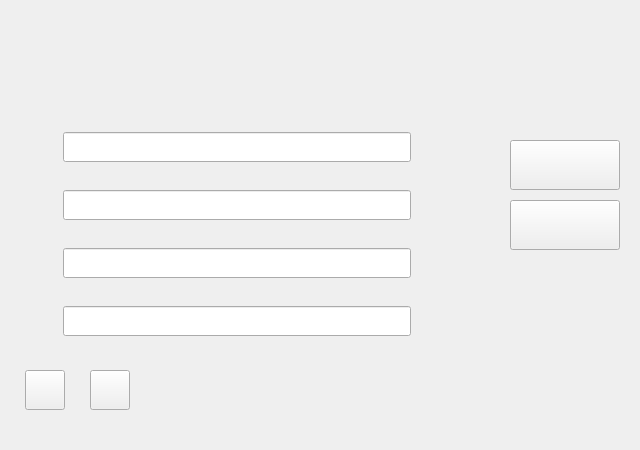
First picture: the form in MGAWithSQL/dbconnectform.ui, repository amirtosson/MGAConnect, before the edit.
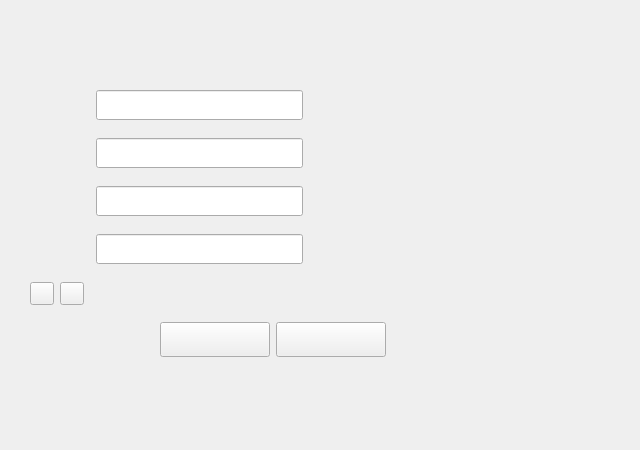
Second picture: the form after the edit.

```diff
--- a/MGAWithSQL/dbconnectform.ui
+++ b/MGAWithSQL/dbconnectform.ui
@@ -22,18 +22,46 @@
   <property name="layoutDirection">
    <enum>Qt::LeftToRight</enum>
   </property>
-  <widget class="QWidget" name="gridLayoutWidget">
+  <widget class="QWidget" name="databaseIconWidget" native="true">
+   <property name="geometry">
+    <rect>
+     <x>30</x>
+     <y>320</y>
+     <width>100</width>
+     <height>120</height>
+    </rect>
+   </property>
+  </widget>
+  <widget class="QLabel" name="dbFormLabel">
    <property name="geometry">
     <rect>
      <x>10</x>
-     <y>100</y>
-     <width>441</width>
-     <height>261</height>
+     <y>10</y>
+     <width>620</width>
+     <height>50</height>
     </rect>
    </property>
-   <layout class="QGridLayout" name="gridLayout" columnstretch="0,0,1,0" columnminimumwidth="0,0,0,0">
+   <property name="layoutDirection">
+    <enum>Qt::LeftToRight</enum>
+   </property>
+   <property name="text">
+    <string/>
+   </property>
+  </widget>
+  <widget class="QWidget" name="enteriesWidget" native="true">
+   <property name="geometry">
+    <rect>
+     <x>30</x>
+     <y>80</y>
+     <width>480</width>
+     <height>225</height>
+    </rect>
+   </property>
+   <layout class="QVBoxLayout" name="enteriesLayout">
+    <item>
+     <layout class="QGridLayout" name="gridLayout" rowstretch="0,0,0,0,0,0,0,0" columnstretch="0,0,0,0,0,0">
     <property name="sizeConstraint">
-     <enum>QLayout::SetDefaultConstraint</enum>
+       <enum>QLayout::SetNoConstraint</enum>
     </property>
     <property name="topMargin">
      <number>10</number>
@@ -41,49 +69,7 @@
     <property name="verticalSpacing">
      <number>6</number>
     </property>
-    <item row="3" column="1">
-     <spacer name="horizontalSpacer_2">
-      <property name="orientation">
-       <enum>Qt::Horizontal</enum>
-      </property>
-      <property name="sizeType">
-       <enum>QSizePolicy::Fixed</enum>
-      </property>
-      <property name="sizeHint" stdset="0">
-       <size>
-        <width>40</width>
-        <height>20</height>
-       </size>
-      </property>
-     </spacer>
-    </item>
-    <item row="1" column="2">
-     <widget class="QLineEdit" name="DBNameTextBox">
-      <property name="minimumSize">
-       <size>
-        <width>0</width>
-        <height>30</height>
-       </size>
-      </property>
-      <property name="placeholderText">
-       <string/>
-      </property>
-      <property name="clearButtonEnabled">
-       <bool>true</bool>
-      </property>
-     </widget>
-    </item>
-    <item row="4" column="0">
-     <widget class="QLabel" name="bdPwdLabel">
-      <property name="focusPolicy">
-       <enum>Qt::NoFocus</enum>
-      </property>
-      <property name="text">
-       <string/>
-      </property>
-     </widget>
-    </item>
-    <item row="1" column="0">
+      <item row="0" column="0">
      <widget class="QLabel" name="bdNameLabel">
       <property name="focusPolicy">
        <enum>Qt::NoFocus</enum>
@@ -93,70 +79,8 @@
       </property>
      </widget>
     </item>
-    <item row="4" column="1">
-     <spacer name="horizontalSpacer_3">
-      <property name="orientation">
-       <enum>Qt::Horizontal</enum>
-      </property>
-      <property name="sizeType">
-       <enum>QSizePolicy::Fixed</enum>
-      </property>
-      <property name="sizeHint" stdset="0">
-       <size>
-        <width>40</width>
-        <height>20</height>
-       </size>
-      </property>
-     </spacer>
-    </item>
-    <item row="2" column="0">
-     <widget class="QLabel" name="bdURILabel">
-      <property name="focusPolicy">
-       <enum>Qt::NoFocus</enum>
-      </property>
-      <property name="text">
-       <string/>
-      </property>
-     </widget>
-    </item>
-    <item row="3" column="2">
-     <widget class="QLineEdit" name="DBUserNameTextBox">
-      <property name="minimumSize">
-       <size>
-        <width>0</width>
-        <height>30</height>
-       </size>
-      </property>
-      <property name="placeholderText">
-       <string/>
-      </property>
-      <property name="clearButtonEnabled">
-       <bool>true</bool>
-      </property>
-     </widget>
-    </item>
-    <item row="3" column="0">
-     <widget class="QLabel" name="bdUserNameLabel">
-      <property name="focusPolicy">
-       <enum>Qt::NoFocus</enum>
-      </property>
-      <property name="text">
-       <string/>
-      </property>
-     </widget>
-    </item>
     <item row="4" column="2">
-     <widget class="QLineEdit" name="DBPwdTextBox">
-      <property name="minimumSize">
-       <size>
-        <width>0</width>
-        <height>30</height>
-       </size>
-      </property>
-     </widget>
-    </item>
-    <item row="1" column="1">
-     <spacer name="horizontalSpacer">
+       <spacer name="horizontalSpacer_2">
       <property name="orientation">
        <enum>Qt::Horizontal</enum>
       </property>
@@ -172,19 +96,6 @@
      </spacer>
     </item>
     <item row="2" column="2">
-     <widget class="QLineEdit" name="DBURITextBox">
-      <property name="minimumSize">
-       <size>
-        <width>0</width>
-        <height>30</height>
-       </size>
-      </property>
-      <property name="clearButtonEnabled">
-       <bool>true</bool>
-      </property>
-     </widget>
-    </item>
-    <item row="2" column="1">
      <spacer name="horizontalSpacer_7">
       <property name="orientation">
        <enum>Qt::Horizontal</enum>
@@ -200,7 +111,69 @@
       </property>
      </spacer>
     </item>
-    <item row="1" column="3">
+      <item row="1" column="2">
+       <spacer name="verticalSpacer">
+        <property name="orientation">
+         <enum>Qt::Vertical</enum>
+        </property>
+        <property name="sizeHint" stdset="0">
+         <size>
+          <width>20</width>
+          <height>40</height>
+         </size>
+        </property>
+       </spacer>
+      </item>
+      <item row="6" column="5">
+       <spacer name="horizontalSpacer_5">
+        <property name="orientation">
+         <enum>Qt::Horizontal</enum>
+        </property>
+        <property name="sizeHint" stdset="0">
+         <size>
+          <width>40</width>
+          <height>20</height>
+         </size>
+        </property>
+       </spacer>
+      </item>
+      <item row="4" column="5">
+       <spacer name="horizontalSpacer_4">
+        <property name="orientation">
+         <enum>Qt::Horizontal</enum>
+        </property>
+        <property name="sizeHint" stdset="0">
+         <size>
+          <width>40</width>
+          <height>20</height>
+         </size>
+        </property>
+       </spacer>
+      </item>
+      <item row="3" column="2">
+       <spacer name="verticalSpacer_2">
+        <property name="orientation">
+         <enum>Qt::Vertical</enum>
+        </property>
+        <property name="sizeHint" stdset="0">
+         <size>
+          <width>20</width>
+          <height>40</height>
+         </size>
+        </property>
+       </spacer>
+      </item>
+      <item row="2" column="0">
+       <widget class="QLabel" name="bdURILabel">
+        <property name="focusPolicy">
+         <enum>Qt::NoFocus</enum>
+        </property>
+        <property name="text">
+         <string/>
+        </property>
+       </widget>
+      </item>
+      <item row="0" column="5">
      <spacer name="horizontalSpacer_6">
       <property name="orientation">
        <enum>Qt::Horizontal</enum>
@@ -213,7 +186,7 @@
       </property>
      </spacer>
     </item>
-    <item row="2" column="3">
+      <item row="2" column="5">
      <spacer name="horizontalSpacer_8">
       <property name="orientation">
        <enum>Qt::Horizontal</enum>
@@ -226,53 +199,41 @@
       </property>
      </spacer>
     </item>
-    <item row="3" column="3">
-     <spacer name="horizontalSpacer_4">
-      <property name="orientation">
-       <enum>Qt::Horizontal</enum>
-      </property>
-      <property name="sizeHint" stdset="0">
+      <item row="2" column="3">
+       <widget class="QLineEdit" name="DBURITextBox">
+        <property name="minimumSize">
        <size>
-        <width>40</width>
-        <height>20</height>
-       </size>
-      </property>
-     </spacer>
-    </item>
-    <item row="4" column="3">
-     <spacer name="horizontalSpacer_5">
-      <property name="orientation">
-       <enum>Qt::Horizontal</enum>
-      </property>
-      <property name="sizeHint" stdset="0">
+          <width>0</width>
+          <height>30</height>
+         </size>
+        </property>
+        <property name="clearButtonEnabled">
+         <bool>true</bool>
+        </property>
+       </widget>
+      </item>
+      <item row="6" column="3">
+       <widget class="QLineEdit" name="DBPwdTextBox">
+        <property name="minimumSize">
        <size>
-        <width>40</width>
-        <height>20</height>
-       </size>
-      </property>
-     </spacer>
-    </item>
-   </layout>
-  </widget>
-  <widget class="QWidget" name="databaseIconWidget" native="true">
-   <property name="geometry">
-    <rect>
-     <x>500</x>
-     <y>290</y>
-     <width>111</width>
-     <height>131</height>
-    </rect>
-   </property>
-  </widget>
+          <width>0</width>
+          <height>30</height>
+         </size>
+        </property>
+       </widget>
+      </item>
+      <item row="6" column="1">
   <widget class="QLabel" name="bdPwdLabel_2">
-   <property name="geometry">
-    <rect>
-     <x>130</x>
-     <y>410</y>
-     <width>9</width>
-     <height>25</height>
-    </rect>
-   </property>
+        <property name="focusPolicy">
+         <enum>Qt::NoFocus</enum>
+        </property>
+        <property name="text">
+         <string/>
+        </property>
+       </widget>
+      </item>
+      <item row="6" column="0">
+       <widget class="QLabel" name="bdPwdLabel">
    <property name="focusPolicy">
     <enum>Qt::NoFocus</enum>
    </property>
@@ -280,44 +241,113 @@
     <string/>
    </property>
   </widget>
-  <widget class="QLabel" name="dbFormLabel">
-   <property name="geometry">
-    <rect>
-     <x>10</x>
-     <y>10</y>
-     <width>611</width>
-     <height>61</height>
-    </rect>
-   </property>
-   <property name="layoutDirection">
-    <enum>Qt::LeftToRight</enum>
-   </property>
+      </item>
+      <item row="0" column="2">
+       <spacer name="horizontalSpacer">
+        <property name="orientation">
+         <enum>Qt::Horizontal</enum>
+        </property>
+        <property name="sizeType">
+         <enum>QSizePolicy::Fixed</enum>
+        </property>
+        <property name="sizeHint" stdset="0">
+         <size>
+          <width>40</width>
+          <height>20</height>
+         </size>
+        </property>
+       </spacer>
+      </item>
+      <item row="4" column="0">
+       <widget class="QLabel" name="bdUserNameLabel">
+        <property name="focusPolicy">
+         <enum>Qt::NoFocus</enum>
+        </property>
    <property name="text">
     <string/>
    </property>
   </widget>
-  <widget class="QToolButton" name="updateDetailsButton">
-   <property name="geometry">
-    <rect>
-     <x>90</x>
-     <y>370</y>
+      </item>
+      <item row="6" column="2">
+       <spacer name="horizontalSpacer_3">
+        <property name="orientation">
+         <enum>Qt::Horizontal</enum>
+        </property>
+        <property name="sizeType">
+         <enum>QSizePolicy::Fixed</enum>
+        </property>
+        <property name="sizeHint" stdset="0">
+         <size>
      <width>40</width>
-     <height>40</height>
-    </rect>
-   </property>
-   <property name="text">
+          <height>20</height>
+         </size>
+        </property>
+       </spacer>
+      </item>
+      <item row="0" column="3">
+       <widget class="QLineEdit" name="DBNameTextBox">
+        <property name="minimumSize">
+         <size>
+          <width>0</width>
+          <height>30</height>
+         </size>
+        </property>
+        <property name="placeholderText">
     <string/>
    </property>
-  </widget>
+        <property name="clearButtonEnabled">
+         <bool>true</bool>
+        </property>
+       </widget>
+      </item>
+      <item row="4" column="3">
+       <widget class="QLineEdit" name="DBUserNameTextBox">
+        <property name="minimumSize">
+         <size>
+          <width>0</width>
+          <height>30</height>
+         </size>
+        </property>
+        <property name="placeholderText">
+         <string/>
+        </property>
+        <property name="clearButtonEnabled">
+         <bool>true</bool>
+        </property>
+       </widget>
+      </item>
+      <item row="5" column="2">
+       <spacer name="verticalSpacer_3">
+        <property name="orientation">
+         <enum>Qt::Vertical</enum>
+        </property>
+        <property name="sizeHint" stdset="0">
+         <size>
+          <width>20</width>
+          <height>40</height>
+         </size>
+        </property>
+       </spacer>
+      </item>
+      <item row="7" column="2">
+       <spacer name="verticalSpacer_4">
+        <property name="orientation">
+         <enum>Qt::Vertical</enum>
+        </property>
+        <property name="sizeHint" stdset="0">
+         <size>
+          <width>20</width>
+          <height>40</height>
+         </size>
+        </property>
+       </spacer>
+      </item>
+     </layout>
+    </item>
+    <item>
+     <layout class="QHBoxLayout" name="horizontalLayout">
+      <item>
   <widget class="QToolButton" name="loadDetailsButton">
-   <property name="geometry">
-    <rect>
-     <x>25</x>
-     <y>370</y>
-     <width>40</width>
-     <height>40</height>
-    </rect>
-   </property>
    <property name="font">
     <font>
      <pointsize>3</pointsize>
@@ -330,30 +360,48 @@
     <enum>Qt::ToolButtonIconOnly</enum>
    </property>
   </widget>
-  <widget class="QToolButton" name="connectToDBButton">
+      </item>
+      <item>
+       <widget class="QToolButton" name="updateDetailsButton">
+        <property name="text">
+         <string/>
+        </property>
+       </widget>
+      </item>
+      <item>
+       <spacer name="horizontalSpacer_9">
+        <property name="orientation">
+         <enum>Qt::Horizontal</enum>
+        </property>
+        <property name="sizeHint" stdset="0">
+         <size>
+          <width>40</width>
+          <height>20</height>
+         </size>
+        </property>
+       </spacer>
+      </item>
+     </layout>
+    </item>
+   </layout>
+  </widget>
+  <widget class="QWidget" name="buttonsWidget" native="true">
    <property name="geometry">
     <rect>
-     <x>510</x>
-     <y>140</y>
-     <width>110</width>
-     <height>50</height>
+     <x>160</x>
+     <y>320</y>
+     <width>280</width>
+     <height>40</height>
     </rect>
    </property>
-   <property name="text">
-    <string/>
-   </property>
-   <property name="toolButtonStyle">
-    <enum>Qt::ToolButtonTextBesideIcon</enum>
-   </property>
-  </widget>
+   <layout class="QGridLayout" name="buttonsLayout">
+    <item row="0" column="0">
   <widget class="QToolButton" name="disconnectDBButton">
-   <property name="geometry">
-    <rect>
-     <x>510</x>
-     <y>200</y>
+      <property name="minimumSize">
+       <size>
      <width>110</width>
-     <height>50</height>
-    </rect>
+        <height>35</height>
+       </size>
    </property>
    <property name="text">
     <string/>
@@ -361,6 +409,38 @@
    <property name="toolButtonStyle">
     <enum>Qt::ToolButtonTextBesideIcon</enum>
    </property>
+     </widget>
+    </item>
+    <item row="0" column="2">
+     <widget class="QToolButton" name="connectToDBButton">
+      <property name="minimumSize">
+       <size>
+        <width>110</width>
+        <height>35</height>
+       </size>
+      </property>
+      <property name="text">
+       <string/>
+      </property>
+      <property name="toolButtonStyle">
+       <enum>Qt::ToolButtonTextBesideIcon</enum>
+      </property>
+     </widget>
+    </item>
+    <item row="0" column="3">
+     <spacer name="horizontalSpacer_10">
+      <property name="orientation">
+       <enum>Qt::Horizontal</enum>
+      </property>
+      <property name="sizeHint" stdset="0">
+       <size>
+        <width>40</width>
+        <height>20</height>
+       </size>
+      </property>
+     </spacer>
+    </item>
+   </layout>
   </widget>
  </widget>
  <tabstops>
```
Lines whose indentation alone changed are shown as unchanged.
